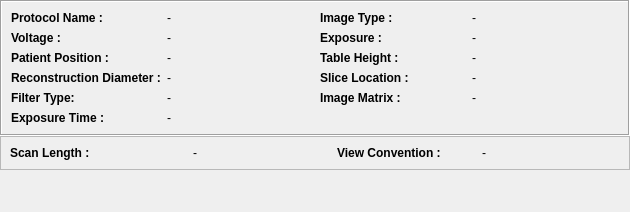
Old version of the form starviewer/src/core/qdicomdumpctsurveywidgetbase.ui in the repository starviewer-medical/starviewer.
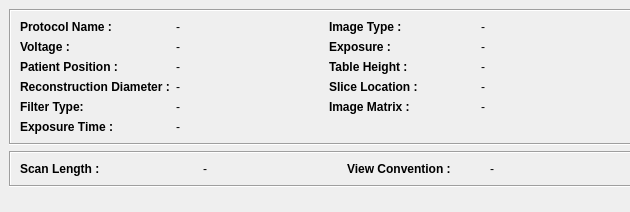
New version of the form.

Commit message: ENH: adequació de la GUI degut als canvis entre Qt 4.2 i 4.3

What changed in the file:
```diff
--- a/starviewer/src/core/qdicomdumpctsurveywidgetbase.ui
+++ b/starviewer/src/core/qdicomdumpctsurveywidgetbase.ui
@@ -19,23 +19,11 @@
    <string>Form</string>
   </property>
   <layout class="QGridLayout" >
-   <property name="leftMargin" >
-    <number>0</number>
+   <property name="margin" >
+    <number>9</number>
    </property>
-   <property name="topMargin" >
-    <number>0</number>
-   </property>
-   <property name="rightMargin" >
-    <number>0</number>
-   </property>
-   <property name="bottomMargin" >
-    <number>0</number>
-   </property>
-   <property name="horizontalSpacing" >
-    <number>0</number>
-   </property>
-   <property name="verticalSpacing" >
-    <number>0</number>
+   <property name="spacing" >
+    <number>6</number>
    </property>
    <item row="0" column="0" >
     <widget class="QFrame" name="frame" >
@@ -55,6 +43,12 @@
       <enum>QFrame::Sunken</enum>
      </property>
      <layout class="QGridLayout" >
+      <property name="margin" >
+       <number>9</number>
+      </property>
+      <property name="spacing" >
+       <number>6</number>
+      </property>
       <item row="0" column="0" >
        <widget class="QLabel" name="m_labelProtocolName" >
         <property name="font" >
@@ -302,12 +296,18 @@
       </size>
      </property>
      <property name="frameShape" >
-      <enum>QFrame::StyledPanel</enum>
+      <enum>QFrame::Box</enum>
      </property>
      <property name="frameShadow" >
-      <enum>QFrame::Raised</enum>
+      <enum>QFrame::Sunken</enum>
      </property>
      <layout class="QGridLayout" >
+      <property name="margin" >
+       <number>9</number>
+      </property>
+      <property name="spacing" >
+       <number>6</number>
+      </property>
       <item row="0" column="0" >
        <widget class="QLabel" name="m_labelPhilipsScanLength" >
         <property name="minimumSize" >
```
The commit also changes 6 other files.
